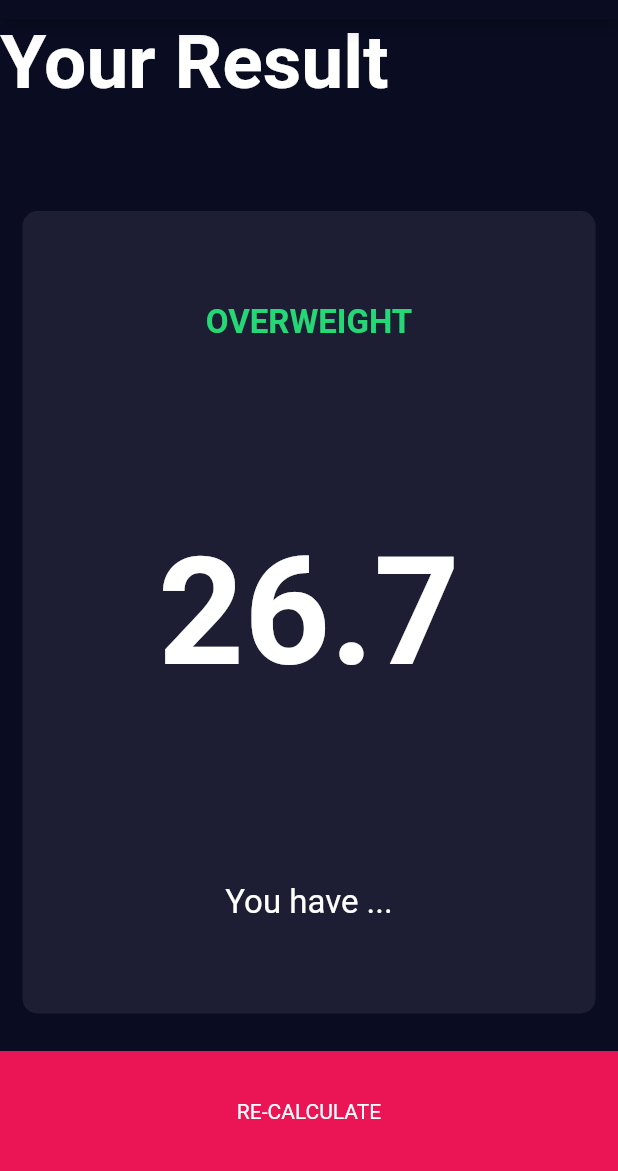
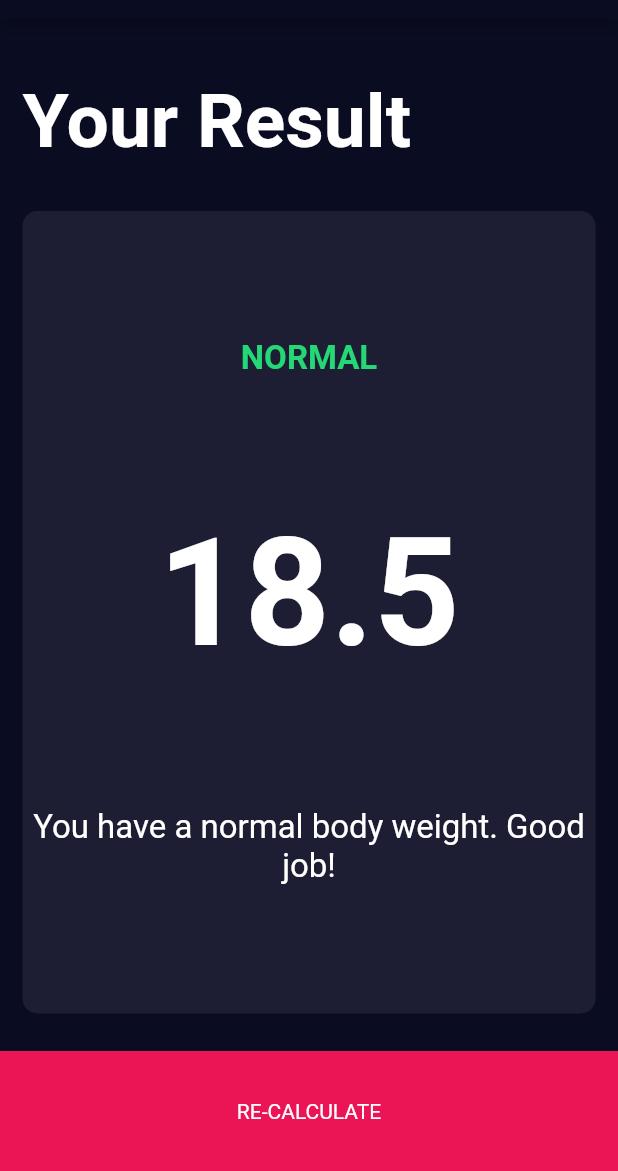
Before and after one commit to BrayanMamani/bmi_calculator, a Flutter app: the screen it shows after launch, after a tap on "CALCULATE", on a phone screen of 412 x 824 dp, the part 65-1236 px from its top. Run offline on Flutter 3.47's test engine with Material 2 defaults, Android fonts, the phone set to English and light mode, and no system bars; our stand-ins replace font_awesome_flutter.

Commit message:
Implement app functionalities

```diff
--- a/lib/screens/input_page.dart
+++ b/lib/screens/input_page.dart
@@ -5,6 +5,7 @@ import 'package:bmicalculator/components/reusable_card.dart';
 import 'package:bmicalculator/components/round_icon_button.dart';
 import 'package:bmicalculator/components/bottom_button.dart';
 import 'package:bmicalculator/constants.dart';
+import 'package:bmicalculator/calculator_brain.dart';
 import 'results_page.dart';
 
 enum Gender {
@@ -30,12 +31,18 @@ class _InputPageState extends State<InputPage> {
         title: Text('BMI CALCULATOR'),
       ),
       body: Column(
+        crossAxisAlignment: CrossAxisAlignment.stretch,
         children: <Widget>[
           Expanded(
               child: Row(
             children: <Widget>[
               Expanded(
                 child: ReusableCard(
+                  onPressed: () {
+                    setState(() {
+                      selectedGender = Gender.male;
+                    });
+                  },
                   colour: selectedGender == Gender.male
                       ? kActiveCardColour
                       : kInactiveCardColour,
@@ -43,15 +50,15 @@ class _InputPageState extends State<InputPage> {
                     icon: FontAwesomeIcons.mars,
                     label: 'MALE',
                   ),
-                    onPressed: () {
-                      setState(() {
-                        selectedGender = Gender.male;
-                      });
-                    },
                 ),
               ),
               Expanded(
                 child: ReusableCard(
+                  onPressed: () {
+                    setState(() {
+                      selectedGender = Gender.female;
+                    });
+                  },
                   colour: selectedGender == Gender.female
                       ? kActiveCardColour
                       : kInactiveCardColour,
@@ -59,16 +66,10 @@ class _InputPageState extends State<InputPage> {
                     icon: FontAwesomeIcons.venus,
                     label: 'FEMALE',
                   ),
-                    onPressed: () {
-                      setState(() {
-                        selectedGender = Gender.female;
-                      });
-                    },
                 ),
               ),
             ],
-            ),
-          ),
+          )),
           Expanded(
             child: ReusableCard(
               colour: kActiveCardColour,
@@ -91,7 +92,7 @@ class _InputPageState extends State<InputPage> {
                       Text(
                         'cm',
                         style: kLabelTextStyle,
-                      ),
+                      )
                     ],
                   ),
                   SliderTheme(
@@ -100,12 +101,10 @@ class _InputPageState extends State<InputPage> {
                       activeTrackColor: Colors.white,
                       thumbColor: Color(0xFFEB1555),
                       overlayColor: Color(0x29EB1555),
-                      thumbShape: RoundSliderThumbShape(
-                        enabledThumbRadius: 15.0,
-                      ),
-                      overlayShape: RoundSliderOverlayShape(
-                        overlayRadius: 30.0,
-                      ),
+                      thumbShape:
+                          RoundSliderThumbShape(enabledThumbRadius: 15.0),
+                      overlayShape:
+                          RoundSliderOverlayShape(overlayRadius: 30.0),
                     ),
                     child: Slider(
                       value: height.toDouble(),
@@ -117,7 +116,7 @@ class _InputPageState extends State<InputPage> {
                         });
                       },
                     ),
-                  )
+                  ),
                 ],
               ),
             ),
@@ -148,8 +147,7 @@ class _InputPageState extends State<InputPage> {
                                   setState(() {
                                     weight--;
                                   });
-                              },
-                            ),
+                                }),
                             SizedBox(
                               width: 10.0,
                             ),
@@ -187,9 +185,11 @@ class _InputPageState extends State<InputPage> {
                             RoundIconButton(
                               icon: FontAwesomeIcons.minus,
                               onPressed: () {
-                                setState(() {
+                                setState(
+                                  () {
                                     age--;
-                                });
+                                  },
+                                );
                               },
                             ),
                             SizedBox(
@@ -201,10 +201,9 @@ class _InputPageState extends State<InputPage> {
                                   setState(() {
                                     age++;
                                   });
-                              },
-                            ),
+                                })
                           ],
-                        ),
+                        )
                       ],
                     ),
                   ),
@@ -215,10 +214,17 @@ class _InputPageState extends State<InputPage> {
           BottomButton(
             titleButton: 'CALCULATE',
             onPressed: () {
+              CalculatorBrain calc =
+                  CalculatorBrain(height: height, weight: weight);
+
               Navigator.push(
                 context,
                 MaterialPageRoute(
-                  builder: (context) => ResultsPage(),
+                  builder: (context) => ResultsPage(
+                    bmiResult: calc.calculateBMI(),
+                    resultText: calc.getResult(),
+                    interpretation: calc.getInterpretation(),
+                  ),
                 ),
               );
             },
--- a/lib/screens/results_page.dart
+++ b/lib/screens/results_page.dart
@@ -4,6 +4,15 @@ import 'package:bmicalculator/components/reusable_card.dart';
 import 'package:bmicalculator/constants.dart';
 
 class ResultsPage extends StatelessWidget {
+  ResultsPage(
+      {@required this.interpretation,
+      @required this.bmiResult,
+      @required this.resultText});
+
+  final String bmiResult;
+  final String resultText;
+  final String interpretation;
+
   @override
   Widget build(BuildContext context) {
     return Scaffold(
@@ -11,12 +20,17 @@ class ResultsPage extends StatelessWidget {
         title: Text('BMI CALCULATOR'),
       ),
       body: Column(
+        mainAxisAlignment: MainAxisAlignment.spaceEvenly,
         crossAxisAlignment: CrossAxisAlignment.stretch,
         children: <Widget>[
           Expanded(
-            child: Text(
-              'Your Result',
-              style: kTitleTextStyle,
+            child: Container(
+              padding: EdgeInsets.all(15.0),
+              alignment: Alignment.bottomLeft,
+              child: Text(
+                'Your Result',
+                style: kTitleTextStyle,
+              ),
             ),
           ),
           Expanded(
@@ -24,18 +38,20 @@ class ResultsPage extends StatelessWidget {
             child: ReusableCard(
               colour: kActiveCardColour,
               cardChild: Column(
-                mainAxisAlignment: MainAxisAlignment.spaceAround,
+                mainAxisAlignment: MainAxisAlignment.spaceEvenly,
+                crossAxisAlignment: CrossAxisAlignment.center,
                 children: <Widget>[
                   Text(
-                    'OVERWEIGHT',
+                    resultText.toUpperCase(),
                     style: kResultTextStyle,
                   ),
                   Text(
-                    '26.7',
+                    bmiResult,
                     style: kBMITextStyle,
                   ),
                   Text(
-                    'You have ...',
+                    interpretation,
+                    textAlign: TextAlign.center,
                     style: kBodyTextStyle,
                   ),
                 ],
@@ -47,7 +63,7 @@ class ResultsPage extends StatelessWidget {
             onPressed: () {
               Navigator.pop(context);
             },
-          ),
+          )
         ],
       ),
     );
```
Lines whose indentation alone changed are shown as unchanged.
